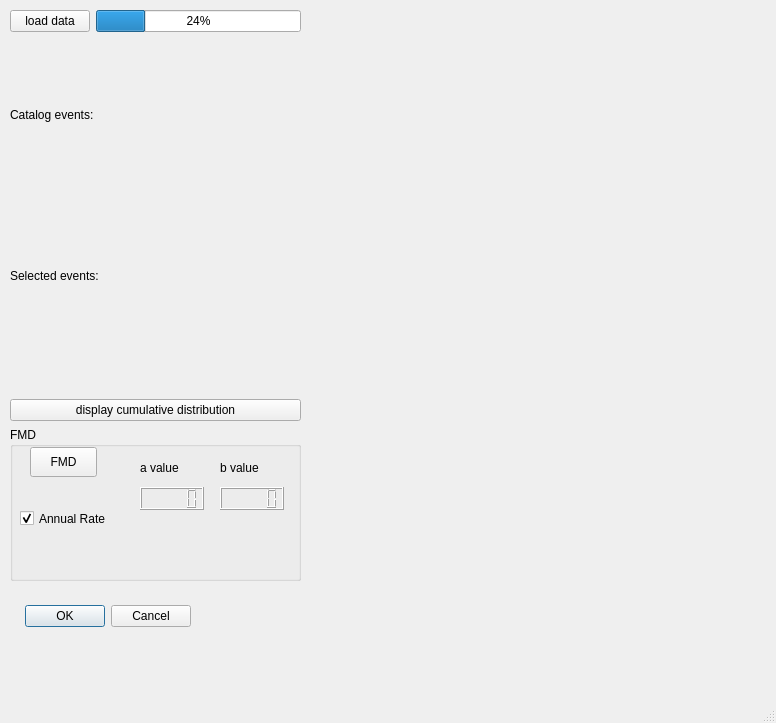
Above: mt_seismicsource/ui_seismicsource.ui from feuchner/seismicsource-toolkit before the change. Below: the same form after it.
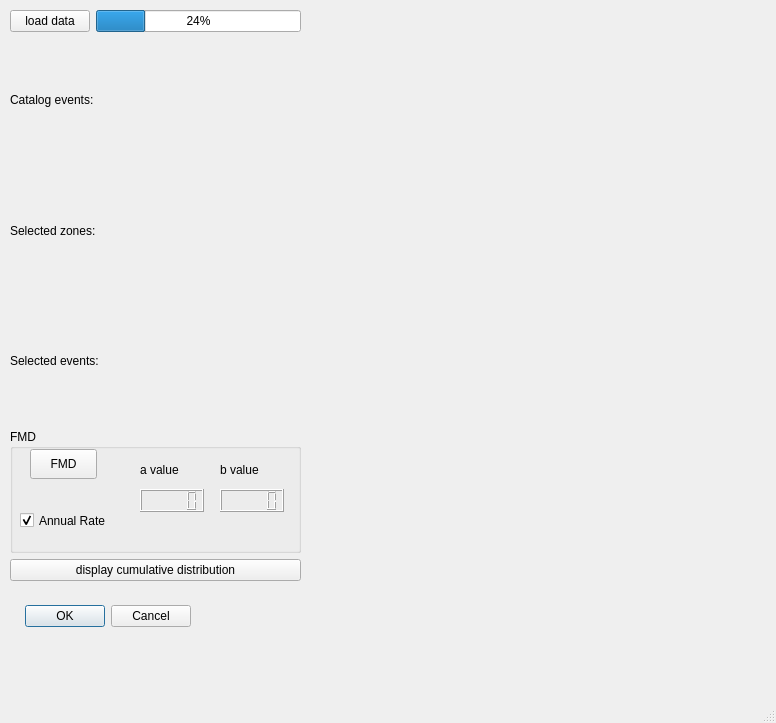
That is the form after the change.

Commit message: possibility to display normalized FMD

```diff
--- a/mt_seismicsource/ui_seismicsource.ui
+++ b/mt_seismicsource/ui_seismicsource.ui
@@ -79,6 +79,13 @@
        </property>
       </widget>
      </item>
+     <item>
+      <widget class="QLabel" name="labelSelectedZones">
+       <property name="text">
+        <string>Selected zones:</string>
+       </property>
+      </widget>
+     </item>
      <item>
       <widget class="QLabel" name="labelSelectedEvents">
        <property name="text">
@@ -86,29 +93,6 @@
        </property>
       </widget>
      </item>
-     <item>
-      <spacer name="verticalSpacer">
-       <property name="orientation">
-        <enum>Qt::Vertical</enum>
-       </property>
-       <property name="sizeType">
-        <enum>QSizePolicy::Preferred</enum>
-       </property>
-       <property name="sizeHint" stdset="0">
-        <size>
-         <width>20</width>
-         <height>40</height>
-        </size>
-       </property>
-      </spacer>
-     </item>
-     <item>
-      <widget class="QPushButton" name="btnDisplayCumulDist">
-       <property name="text">
-        <string>display cumulative distribution</string>
-       </property>
-      </widget>
-     </item>
      <item>
       <widget class="QGroupBox" name="groupBoxFMD">
        <property name="title">
@@ -191,6 +175,13 @@
        </widget>
       </widget>
      </item>
+     <item>
+      <widget class="QPushButton" name="btnDisplayCumulDist">
+       <property name="text">
+        <string>display cumulative distribution</string>
+       </property>
+      </widget>
+     </item>
     </layout>
    </widget>
   </widget>
```
The commit also changes 1 other file.
